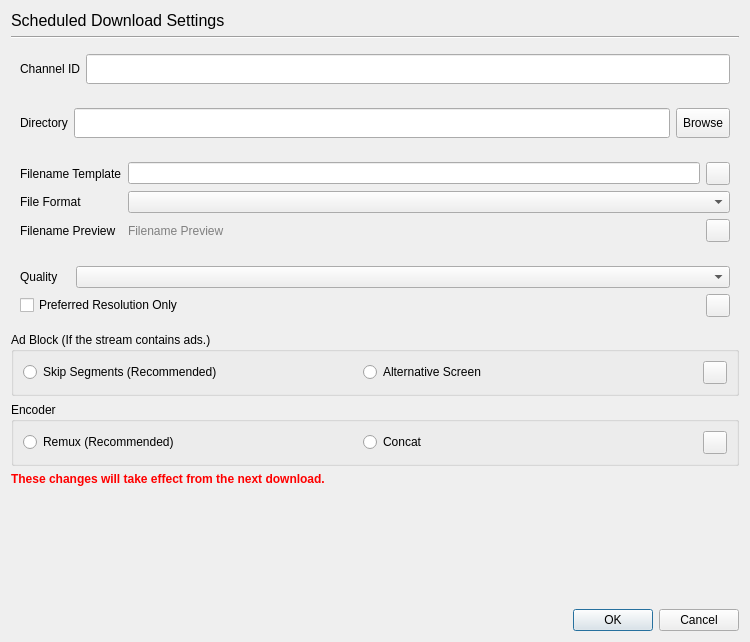
Qt form resources/ui/scheduledDownloadSettings.ui (MacroVoid/TwitchLink) before a commit.
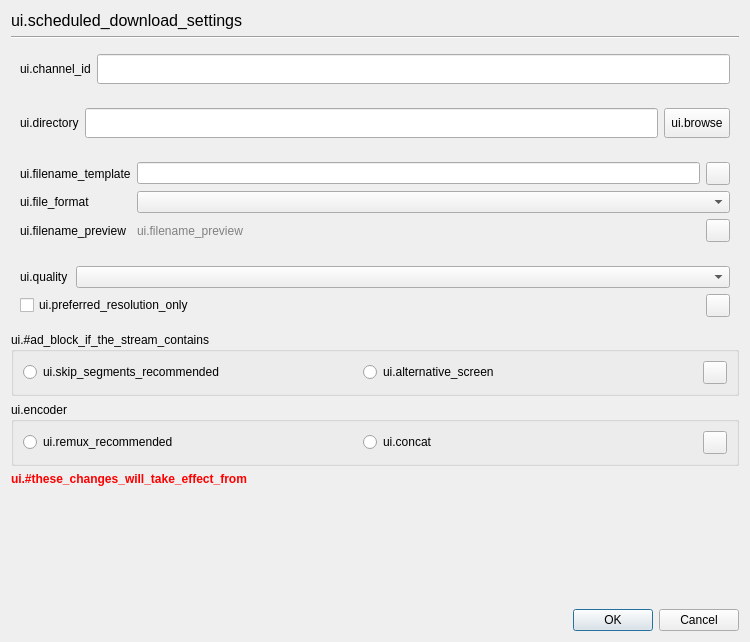
The same form after that commit. Icons and pictures are not drawn.

```diff
--- a/resources/ui/scheduledDownloadSettings.ui
+++ b/resources/ui/scheduledDownloadSettings.ui
@@ -40,7 +40,7 @@
       </font>
      </property>
      <property name="text">
-      <string>Scheduled Download Settings</string>
+      <string>ui.scheduled_download_settings</string>
      </property>
     </widget>
    </item>
@@ -57,7 +57,7 @@
       <item>
        <widget class="QLabel" name="channelLabel">
         <property name="text">
-         <string>Channel ID</string>
+         <string>ui.channel_id</string>
         </property>
        </widget>
       </item>
@@ -80,7 +80,7 @@
       <item>
        <widget class="QLabel" name="directoryLabel">
         <property name="text">
-         <string>Directory</string>
+         <string>ui.directory</string>
         </property>
        </widget>
       </item>
@@ -106,7 +106,7 @@
          </size>
         </property>
         <property name="text">
-         <string>Browse</string>
+         <string>ui.browse</string>
         </property>
        </widget>
       </item>
@@ -119,14 +119,14 @@
       <item row="0" column="0">
        <widget class="QLabel" name="filenameTemplateLabel">
         <property name="text">
-         <string>Filename Template</string>
+         <string>ui.filename_template</string>
         </property>
        </widget>
       </item>
       <item row="1" column="0">
        <widget class="QLabel" name="fileFormatLabel">
         <property name="text">
-         <string>File Format</string>
+         <string>ui.file_format</string>
         </property>
        </widget>
       </item>
@@ -136,7 +136,7 @@
       <item row="2" column="0">
        <widget class="QLabel" name="filenamePreviewLabel">
         <property name="text">
-         <string>Filename Preview</string>
+         <string>ui.filename_preview</string>
         </property>
        </widget>
       </item>
@@ -199,7 +199,7 @@
             <string notr="true">color: rgb(128, 128, 128);</string>
            </property>
            <property name="text">
-            <string>Filename Preview</string>
+            <string>ui.filename_preview</string>
            </property>
           </widget>
          </item>
@@ -268,7 +268,7 @@
                </size>
               </property>
               <property name="text">
-               <string>Quality</string>
+               <string>ui.quality</string>
               </property>
              </widget>
             </item>
@@ -304,7 +304,7 @@
             <item>
              <widget class="QCheckBox" name="preferredResolutionOnlyCheckBox">
               <property name="text">
-               <string>Preferred Resolution Only</string>
+               <string>ui.preferred_resolution_only</string>
               </property>
              </widget>
             </item>
@@ -331,20 +331,20 @@
    <item>
     <widget class="QGroupBox" name="adBlockArea">
      <property name="title">
-      <string>Ad Block (If the stream contains ads.)</string>
+      <string>ui.#ad_block_if_the_stream_contains</string>
      </property>
      <layout class="QHBoxLayout" name="adBlockAreaLayout">
       <item>
        <widget class="QRadioButton" name="adBlockSkipSegmentsRadioButton">
         <property name="text">
-         <string>Skip Segments (Recommended)</string>
+         <string>ui.skip_segments_recommended</string>
         </property>
        </widget>
       </item>
       <item>
        <widget class="QRadioButton" name="adBlockAlternativeScreenRadioButton">
         <property name="text">
-         <string>Alternative Screen</string>
+         <string>ui.alternative_screen</string>
         </property>
        </widget>
       </item>
@@ -365,20 +365,20 @@
    <item>
     <widget class="QGroupBox" name="encoderArea">
      <property name="title">
-      <string>Encoder</string>
+      <string>ui.encoder</string>
      </property>
      <layout class="QHBoxLayout" name="encoderAreaLayout">
       <item>
        <widget class="QRadioButton" name="remuxRadioButton">
         <property name="text">
-         <string>Remux (Recommended)</string>
+         <string>ui.remux_recommended</string>
         </property>
        </widget>
       </item>
       <item>
        <widget class="QRadioButton" name="concatRadioButton">
         <property name="text">
-         <string>Concat</string>
+         <string>ui.concat</string>
         </property>
        </widget>
       </item>
@@ -407,7 +407,7 @@
       <string notr="true">color: rgb(255, 0, 0);</string>
      </property>
      <property name="text">
-      <string>These changes will take effect from the next download.</string>
+      <string>ui.#these_changes_will_take_effect_from</string>
      </property>
     </widget>
    </item>
```
Left out of the diff: 12 changed lines with no effect on the pictures.
